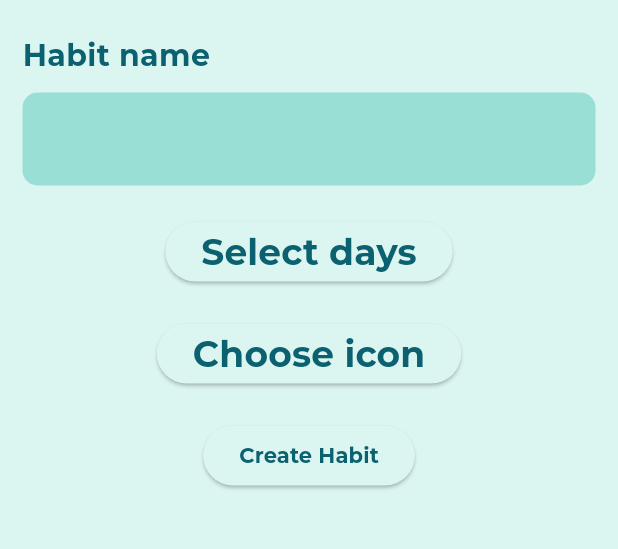
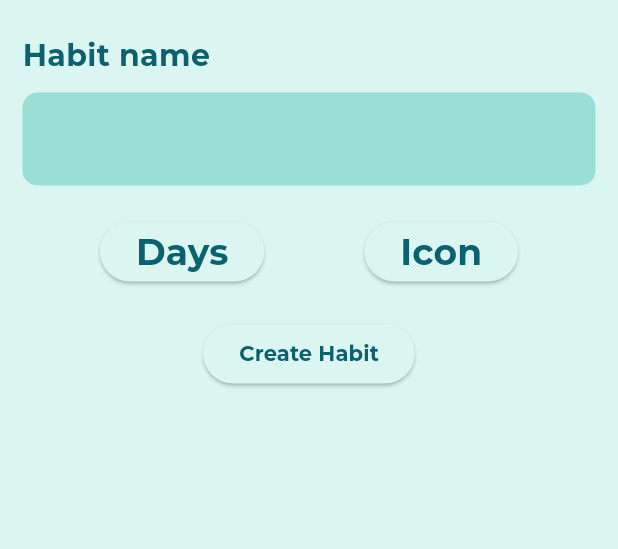
Before and after one commit to DominikZampach/Habbit, a Flutter app: the AddHabitPage screen opened directly, on a phone screen of 412 x 824 dp, the part 101-650 px from its top. Run offline on Flutter 3.47's test engine with Material 3 defaults, Android fonts, the light colour scheme and no system bars; our stand-ins replace awesome_bottom_bar, cloud_firestore, firebase_auth, firebase_core, flutter_svg, fluttertoast and 1 more; missing offline and left inert: flutter_iconpicker; accounts and stored records are empty; project files that could hold a hidden picture were left out.

```diff
--- a/lib/pages/add_habit.dart
+++ b/lib/pages/add_habit.dart
@@ -72,29 +72,31 @@ class _AddHabitPageState extends State<AddHabitPage> {
           const SizedBox(
             height: 20.0,
           ),
+          Row(
+            mainAxisAlignment: MainAxisAlignment.spaceEvenly,
+            children: [
               ElevatedButton(
                   onPressed: () => _daySelect(context),
                   child: const Text(
-                "Select days",
+                    "Days",
                     style: TextStyle(fontSize: 24),
                   )),
-          const SizedBox(
-            height: 20.0,
-          ),
               ElevatedButton(
                 onPressed: () => _selectIcon(context),
                 child: selectedIcon == null
-                ? const Text("Choose icon", style: TextStyle(fontSize: 24))
+                    ? const Text("Icon", style: TextStyle(fontSize: 24))
                     : Row(
                         mainAxisSize: MainAxisSize.min,
                         children: [
                           const Text(
-                        "Selected icon: ",
+                            "Icon: ",
                             style: TextStyle(fontSize: 24),
                           ),
-                      Icon(selectedIcon, size: 40),
+                          Icon(selectedIcon, size: 30),
                         ],
                       ),
+              ),
+            ],
           ),
           // Select icon and save iconIndex
           // Note
@@ -151,7 +153,7 @@ class _AddHabitPageState extends State<AddHabitPage> {
       iconColor: primary,
       iconPickerShape:
           RoundedRectangleBorder(borderRadius: BorderRadius.circular(30.0)),
-      iconPackModes: [IconPack.custom],
+      iconPackModes: [IconPack.sharpMaterial],
       //TODO create own IconPack, implement maybe that in db will be saved icon code (or name that will be saved in that list - that actually make more sense), it will be easier to work with it
     );
 
```
Lines whose indentation alone changed are shown as unchanged.
